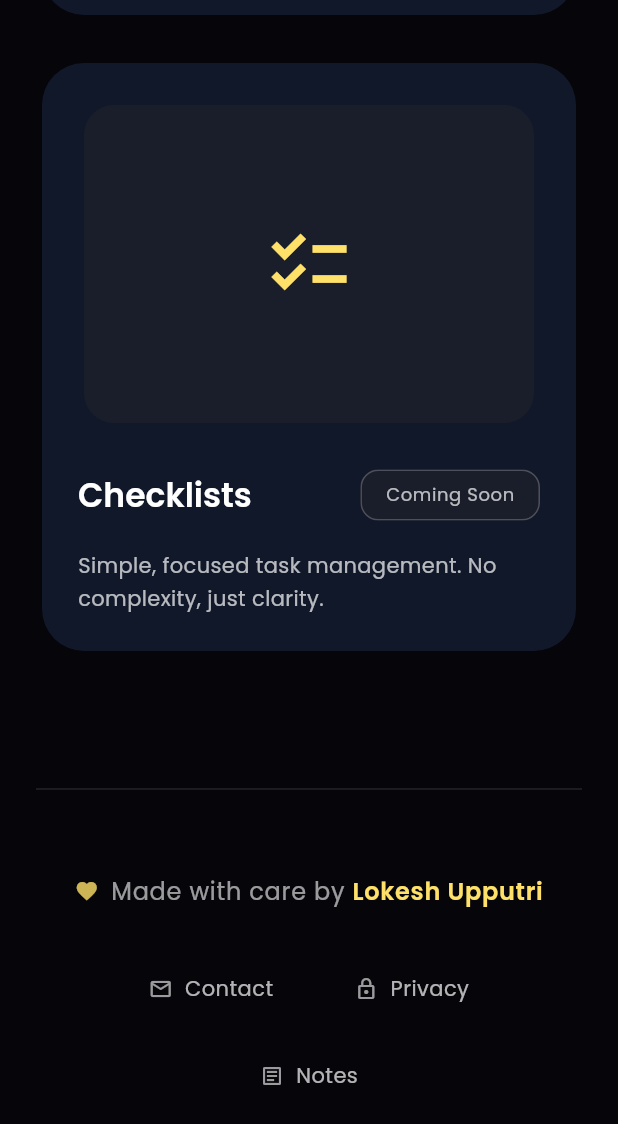
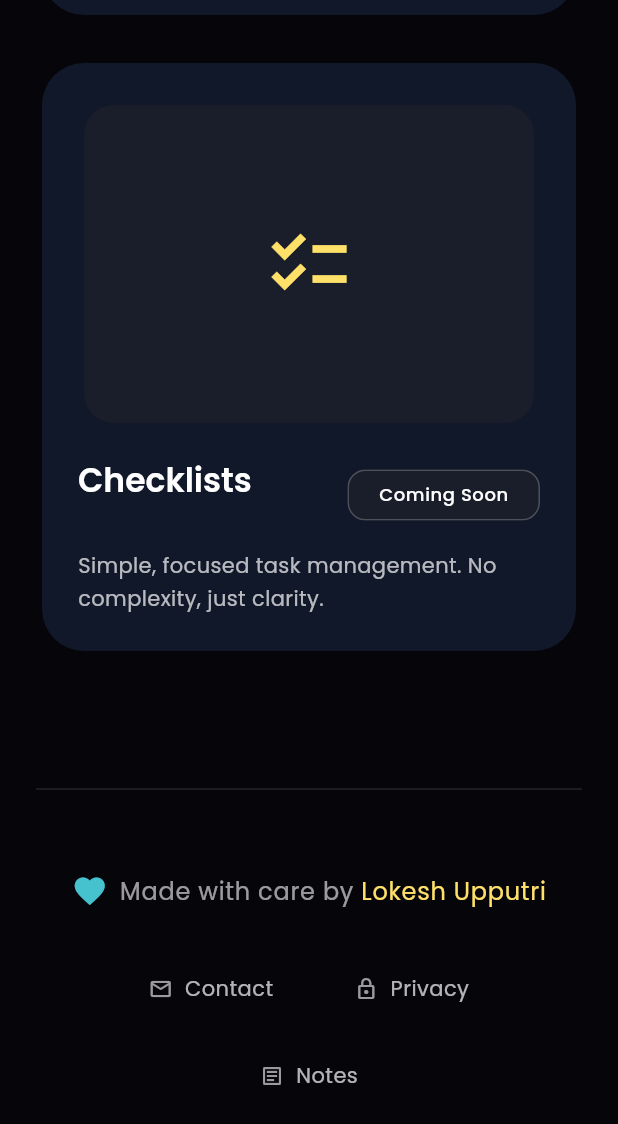
Before and after one commit to LokiBoyy/evius.life, a Flutter app: the screen it shows after launch, scrolled down 2304 dp, on a phone screen of 412 x 824 dp. Shown: the top 1124 px of the screen. Run offline on Flutter 3.47's test engine with Material 3 defaults, Android fonts, the phone set to English and light mode, and no system bars; our stand-ins replace google_fonts.

Commit message:
Stable web site

```diff
--- a/evius_life_site/lib/main.dart
+++ b/evius_life_site/lib/main.dart
@@ -520,24 +520,35 @@ class WorkSection extends StatelessWidget {
                       SizedBox(height: isMobile ? 20 : 24),
                       Row(
                         mainAxisAlignment: MainAxisAlignment.spaceBetween,
+                        crossAxisAlignment: CrossAxisAlignment.start,
                         children: [
-                          Text(
-                            project.$1,
-                            style: theme.textTheme.titleLarge?.copyWith(
-                              fontWeight: FontWeight.w600,
-                              color: theme.colorScheme.onSurface,
+                          Flexible(
+                            child: Text(
+                              project.$1,
+                              style: theme.textTheme.titleLarge?.copyWith(
+                                fontWeight: FontWeight.w600,
+                                color: theme.colorScheme.onSurface,
+                              ),
+                              overflow: TextOverflow.ellipsis,
                             ),
                           ),
+                          const SizedBox(width: 12),
                           Chip(
-                            label: Text(project.$4),
+                            label: Text(
+                              project.$4,
+                              style: theme.textTheme.bodySmall?.copyWith(
+                                color: theme.colorScheme.onSurface,
+                                fontSize: 12,
+                                fontWeight: FontWeight.w500,
+                              ),
+                            ),
+                            padding: const EdgeInsets.symmetric(
+                              horizontal: 12,
+                              vertical: 6,
+                            ),
                             backgroundColor:
                                 theme.colorScheme.surfaceContainerHighest,
                             side: BorderSide(color: theme.colorScheme.outline),
-                            labelStyle: theme.textTheme.bodySmall?.copyWith(
-                              color: theme.colorScheme.onSurface.withValues(
-                                alpha: 0.7,
-                              ),
-                            ),
                           ),
                         ],
                       ),
@@ -581,8 +592,8 @@ class Footer extends StatelessWidget {
             children: [
               Icon(
                 Icons.favorite,
-                size: 16,
-                color: theme.colorScheme.primary.withValues(alpha: 0.8),
+                size: 24,
+                color: theme.colorScheme.secondary.withValues(alpha: 0.8),
               ),
               const SizedBox(width: 8),
               Text(
@@ -596,7 +607,7 @@ class Footer extends StatelessWidget {
                 'Lokesh Upputri',
                 style: theme.textTheme.bodyLarge?.copyWith(
                   color: theme.colorScheme.primary,
-                  fontWeight: FontWeight.w600,
+                  fontWeight: FontWeight.normal,
                   letterSpacing: 0.5,
                 ),
               ),
```
